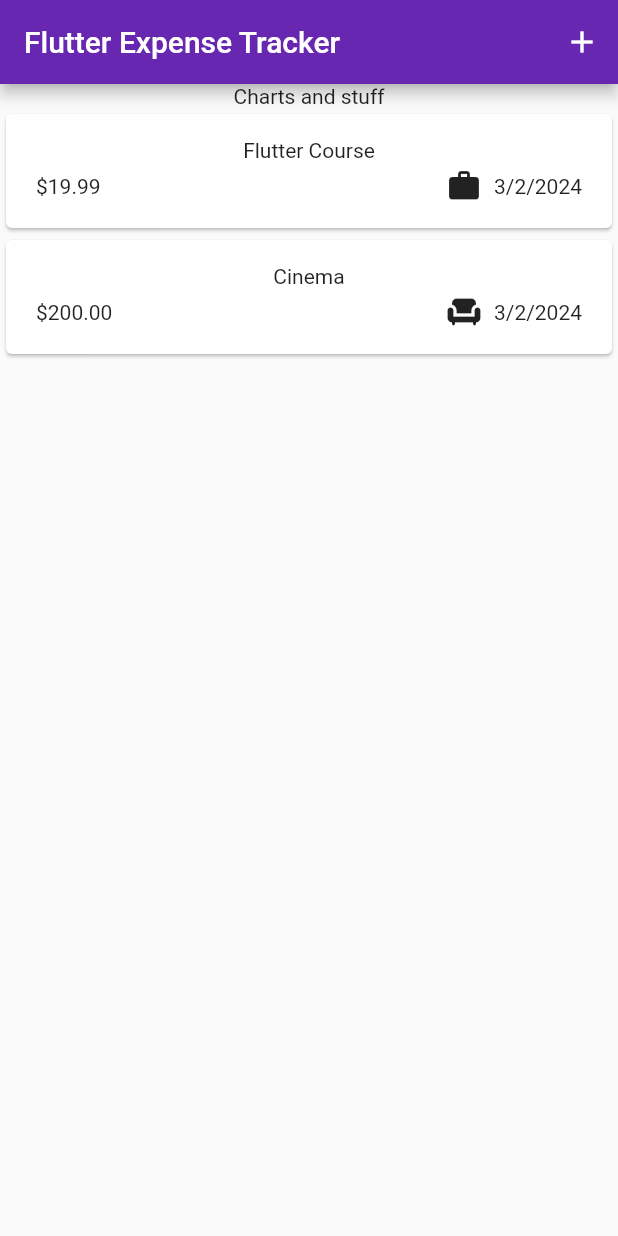
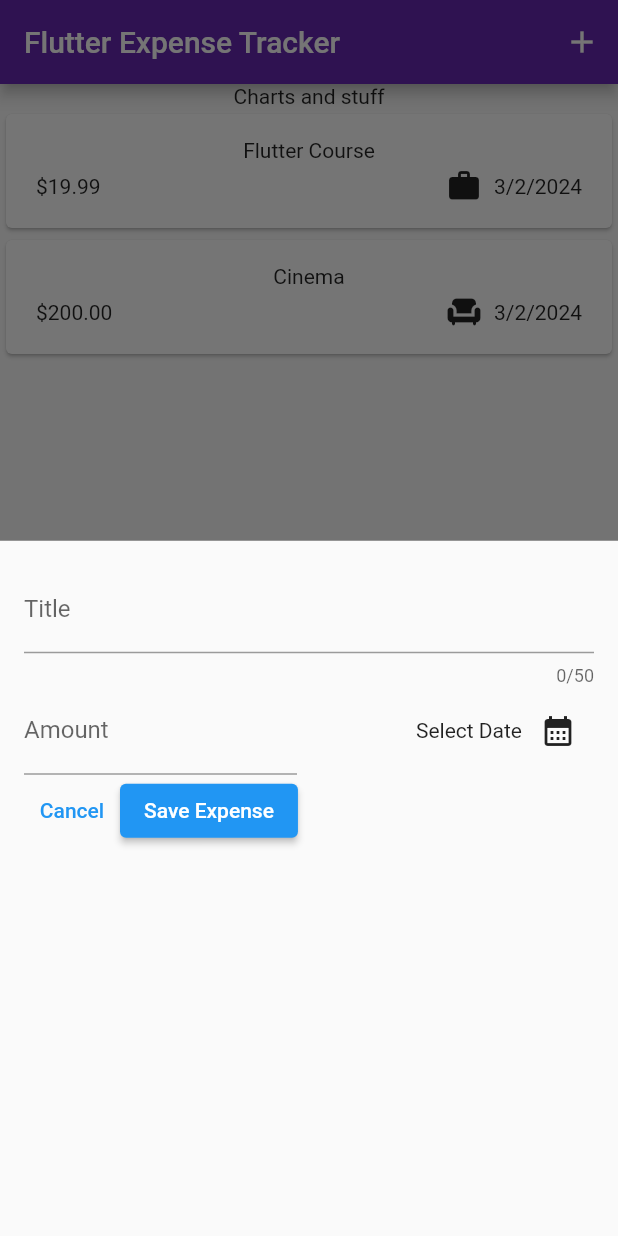
Before and after one commit to TeeWrath/expense-tracker, a Flutter app: the screen it shows after launch, after a tap on the "add" icon, on a phone screen of 412 x 824 dp. Run offline on Flutter 3.47's test engine with Material 3 defaults, Android fonts, the phone set to English and light mode, and no system bars.

Commit message:
feat: modal sheet for expense adding, different showboxes as per required and some styling

```diff
--- a/lib/widgets/expenses.dart
+++ b/lib/widgets/expenses.dart
@@ -1,5 +1,6 @@
 import 'package:expense_tracker/widgets/expense_list/expense_list.dart';
 import 'package:expense_tracker/models/expense.dart';
+import 'package:expense_tracker/widgets/new_expense.dart';
 import 'package:flutter/material.dart';
 
 class ExpensesScreen extends StatefulWidget {
@@ -23,6 +24,10 @@ class _ExpensesScreenState extends State<ExpensesScreen> {
         category: Category.leisure)
   ];
 
+  void _openAddExpenseOverlay() {
+    showModalBottomSheet(context: context, builder: (ctx) => const NewExpense());
+  }
+
   @override
   Widget build(BuildContext context) {
     return Scaffold(
@@ -30,7 +35,8 @@ class _ExpensesScreenState extends State<ExpensesScreen> {
         title: const Text('Flutter Expense Tracker'),
         backgroundColor: const Color.fromARGB(255, 103, 39, 176),
         actions: [
-          IconButton(onPressed: () {}, icon: const Icon(Icons.add))
+          IconButton(
+              onPressed: _openAddExpenseOverlay, icon: const Icon(Icons.add))
         ],
       ),
       body: Column(
--- /dev/null
+++ b/lib/widgets/new_expense.dart
@@ -0,0 +1,88 @@
+import 'package:flutter/material.dart';
+
+class NewExpense extends StatefulWidget {
+  const NewExpense({super.key});
+
+  @override
+  State<NewExpense> createState() => _NewExpenseState();
+}
+
+class _NewExpenseState extends State<NewExpense> {
+  final _titleController = TextEditingController();
+  final _amountController = TextEditingController();
+
+  void _presentDatePicker() {
+    final now = DateTime.now();
+    final firstDate = DateTime(now.year - 1, now.month, now.day);
+    showDatePicker(
+        context: context,
+        initialDate: now,
+        firstDate: firstDate,
+        lastDate: now);
+  }
+
+  @override
+  void dispose() {
+    _titleController.dispose();
+    _amountController.dispose();
+    super.dispose();
+  }
+
+  @override
+  Widget build(BuildContext context) {
+    return Padding(
+      padding: const EdgeInsets.all(16),
+      child: Column(
+        children: [
+          TextField(
+            controller: _titleController,
+            maxLength: 50,
+            decoration: const InputDecoration(
+              label: Text('Title'),
+            ),
+          ),
+          Row(
+            children: [
+              Expanded(
+                child: TextField(
+                  controller: _amountController,
+                  keyboardType: TextInputType.number,
+                  decoration: const InputDecoration(
+                      prefixText: '\$ ', label: Text('Amount')),
+                ),
+              ),
+              const SizedBox(
+                width: 16,
+              ),
+              Expanded(
+                  child: Row(
+                mainAxisAlignment: MainAxisAlignment.end,
+                crossAxisAlignment: CrossAxisAlignment.center,
+                children: [
+                  const Text('Select Date'),
+                  IconButton(
+                      onPressed: _presentDatePicker,
+                      icon: const Icon(Icons.calendar_month))
+                ],
+              ))
+            ],
+          ),
+          Row(
+            children: [
+              TextButton(
+                  onPressed: () {
+                    Navigator.pop(context);
+                  },
+                  child: const Text('Cancel')),
+              ElevatedButton(
+                  onPressed: () {
+                    print(_amountController.text);
+                  },
+                  child: const Text('Save Expense'))
+            ],
+          )
+        ],
+      ),
+    );
+  }
+}
```
